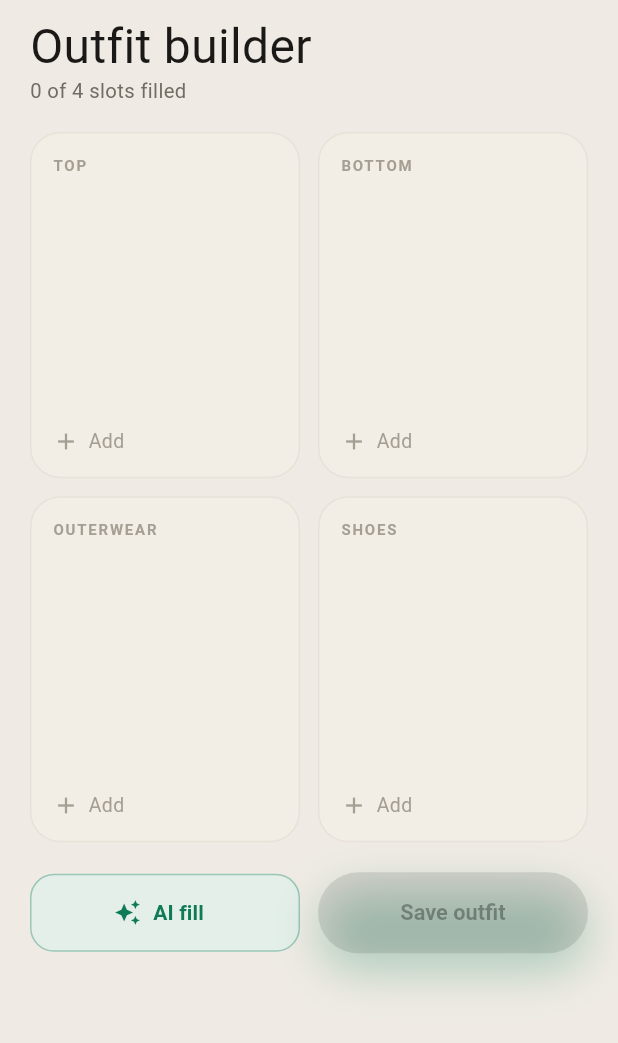
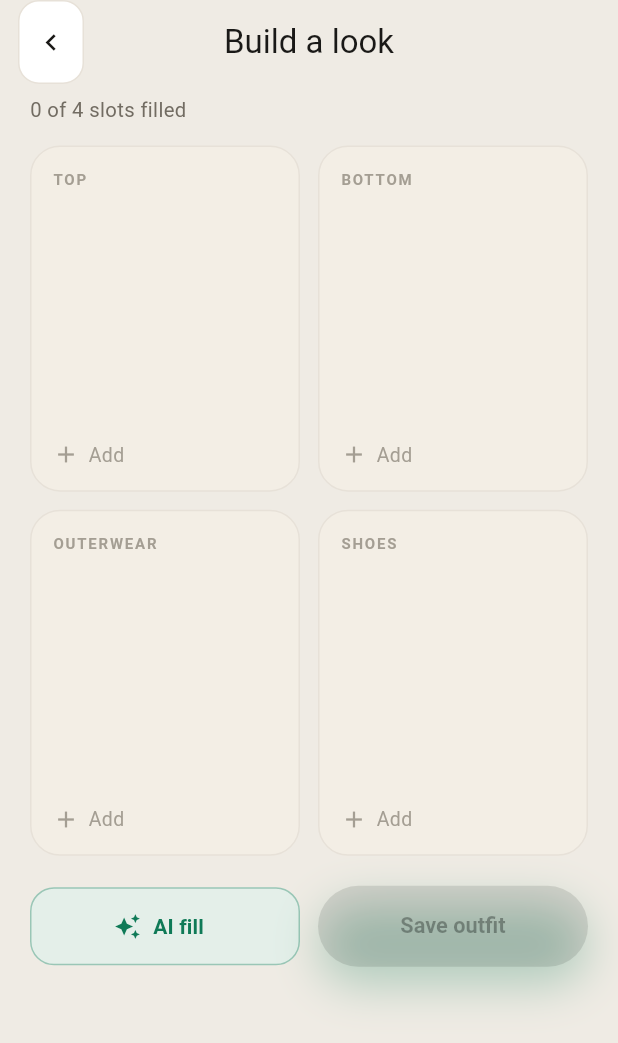
Before and after one commit to MohamedMahdy123/Vass, a Flutter app: the BuilderScreen screen opened directly, on a phone screen of 412 x 824 dp. Shown: the top 1043 px of the screen. Run offline on Flutter 3.47's test engine with Material 2 defaults, Android fonts, the phone set to English and light mode, and no system bars; our stand-ins replace image_picker, supabase_flutter; accounts and stored records are empty; Roboto replaces fonts that are missing (Geist, Instrument Serif).

Commit message:
Migrate Builder + Stylist off demo data onto the real wardrobe
Stylist: real conversational stylist grounded in the user's closet.
- StylistService: live calls a new `stylist` Edge Function (Claude Sonnet
  with the wardrobe as context); demo/fallback reasons locally with
  OutfitEngine so replies name real pieces instead of canned strings.
- StylistState replaces AppState's canned chat; stylist_screen uses it +
  WardrobeState. New supabase/functions/stylist deployed.

Builder: manual outfit composer on real data.
- Rewired onto WardrobeState (Item + ItemImage); slots pick from the real
  closet; Save persists to outfits/outfit_items via OutfitsRepository when
  live, confirms locally in demo. Re-routed via a "Build a look" entry on
  Home (it lost its nav slot to Try-On).

AppState now only backs the theme + demo detail/profile. 44 tests passing.

Co-Authored-By: Claude Opus 4.8 <noreply@anthropic.com>

```diff
--- a/lib/main.dart
+++ b/lib/main.dart
@@ -6,6 +6,7 @@ import 'screens/splash_screen.dart';
 import 'services/auth_service.dart';
 import 'state/app_state.dart';
 import 'state/recommendation_state.dart';
+import 'state/stylist_state.dart';
 import 'state/tryon_state.dart';
 import 'state/wardrobe_state.dart';
 import 'theme/app_theme.dart';
@@ -30,6 +31,7 @@ class VessApp extends StatelessWidget {
         ChangeNotifierProvider(create: (_) => WardrobeState()),
         ChangeNotifierProvider(create: (_) => RecommendationState()),
         ChangeNotifierProvider(create: (_) => TryOnState()),
+        ChangeNotifierProvider(create: (_) => StylistState()),
       ],
       child: Consumer<AppState>(
         builder: (context, state, _) {
--- a/lib/screens/builder_screen.dart
+++ b/lib/screens/builder_screen.dart
@@ -1,19 +1,56 @@
 import 'package:flutter/material.dart';
 import 'package:provider/provider.dart';
 
-import '../models/closet_item.dart';
-import '../state/app_state.dart';
+import '../data/models/item.dart';
+import '../data/models/outfit.dart';
+import '../data/outfits_repository.dart';
+import '../state/wardrobe_state.dart';
 import '../theme/app_theme.dart';
 import '../theme/tokens.dart';
 import '../widgets/common.dart';
+import '../widgets/item_image.dart';
 
-/// Outfit builder: four slots, filled from a bottom sheet or by "AI fill".
-class BuilderScreen extends StatelessWidget {
+/// Manually compose an outfit from your real wardrobe — four slots, filled from
+/// a bottom sheet or "AI fill", then saved to your looks. Backed by
+/// [WardrobeState]; saves to Postgres when live, otherwise confirms locally.
+class BuilderScreen extends StatefulWidget {
   const BuilderScreen({super.key});
 
-  void _openPicker(BuildContext context, String slot) {
-    final state = context.read<AppState>();
+  @override
+  State<BuilderScreen> createState() => _BuilderScreenState();
+}
+
+class _BuilderScreenState extends State<BuilderScreen> {
+  static const _slots = ['Top', 'Bottom', 'Outerwear', 'Shoes'];
+  static const _slotCategory = {
+    'Top': 'Tops',
+    'Bottom': 'Bottoms',
+    'Outerwear': 'Outerwear',
+    'Shoes': 'Footwear',
+  };
+
+  final _outfit = <String, Item>{};
+  bool _saving = false;
+
+  @override
+  void initState() {
+    super.initState();
+    WidgetsBinding.instance.addPostFrameCallback(
+        (_) => context.read<WardrobeState>().load());
+  }
+
+  List<Item> _optionsFor(String slot) {
+    final cat = _slotCategory[slot];
+    return context
+        .read<WardrobeState>()
+        .items
+        .where((i) => i.category == cat)
+        .toList();
+  }
+
+  void _openPicker(String slot) {
     final t = context.vess;
+    final options = _optionsFor(slot);
 
     showModalBottomSheet<void>(
       context: context,
@@ -22,9 +59,7 @@ class BuilderScreen extends StatelessWidget {
       shape: const RoundedRectangleBorder(
         borderRadius: BorderRadius.vertical(top: Radius.circular(28)),
       ),
-      builder: (sheetContext) {
-        final options = state.optionsFor(slot);
-        return SafeArea(
+      builder: (sheetContext) => SafeArea(
         child: Padding(
           padding: const EdgeInsets.fromLTRB(20, 18, 20, 20),
           child: Column(
@@ -33,18 +68,23 @@ class BuilderScreen extends StatelessWidget {
             children: [
               Center(
                 child: Container(
-                    width: 40,
-                    height: 4,
+                  width: 40, height: 4,
                   decoration: BoxDecoration(
-                      color: t.line,
-                      borderRadius: BorderRadius.circular(99),
-                    ),
+                    color: t.line, borderRadius: BorderRadius.circular(99)),
                 ),
               ),
               const SizedBox(height: 18),
-                Text('Choose a ${slot.toLowerCase()}',
-                    style: serif(context, 26)),
+              Text('Choose a ${slot.toLowerCase()}', style: serif(context, 26)),
               const SizedBox(height: 16),
+              if (options.isEmpty)
+                Padding(
+                  padding: const EdgeInsets.symmetric(vertical: 24),
+                  child: Text(
+                    'No ${slot.toLowerCase()} in your closet yet. Add some from the Closet tab.',
+                    style: TextStyle(fontFamily: kSans, fontSize: 14, color: t.ink3),
+                  ),
+                )
+              else
                 SizedBox(
                   height: 190,
                   child: ListView.separated(
@@ -55,7 +95,7 @@ class BuilderScreen extends StatelessWidget {
                       final item = options[i];
                       return GestureDetector(
                         onTap: () {
-                          state.pick(slot, item);
+                          setState(() => _outfit[slot] = item);
                           Navigator.of(sheetContext).pop();
                         },
                         child: SizedBox(
@@ -63,17 +103,14 @@ class BuilderScreen extends StatelessWidget {
                           child: Column(
                             crossAxisAlignment: CrossAxisAlignment.start,
                             children: [
-                              Expanded(child: Swatch(item: item, radius: 16)),
+                              Expanded(child: ItemImage(item: item, radius: 16)),
                               const SizedBox(height: 8),
                               Text(item.name,
                                   maxLines: 1,
                                   overflow: TextOverflow.ellipsis,
                                   style: TextStyle(
-                                    fontFamily: kSans,
-                                    fontSize: 12,
-                                    fontWeight: FontWeight.w600,
-                                    color: t.ink,
-                                  )),
+                                    fontFamily: kSans, fontSize: 12,
+                                    fontWeight: FontWeight.w600, color: t.ink)),
                             ],
                           ),
                         ),
@@ -84,52 +121,105 @@ class BuilderScreen extends StatelessWidget {
             ],
           ),
         ),
+      ),
     );
-      },
+  }
+
+  void _aiFill() {
+    setState(() {
+      for (final slot in _slots) {
+        if (_outfit.containsKey(slot)) continue;
+        final options = _optionsFor(slot);
+        if (options.isNotEmpty) _outfit[slot] = options.first;
+      }
+    });
+  }
+
+  Future<void> _save() async {
+    if (_outfit.isEmpty || _saving) return;
+    final t = context.vess;
+    final wardrobe = context.read<WardrobeState>();
+    final messenger = ScaffoldMessenger.of(context);
+
+    setState(() => _saving = true);
+    try {
+      if (wardrobe.isLive) {
+        final items = _outfit.values.toList();
+        final slotFor = {
+          for (final e in _outfit.entries) e.value.id: e.key,
+        };
+        await OutfitsRepository().save(
+          OutfitSuggestion(
+            title: 'My outfit',
+            itemIds: items.map((i) => i.id).toList(),
+            reason: 'Built by you.',
+            status: OutfitStatus.accepted,
+          ),
+          slotFor: slotFor,
         );
+      }
+      messenger
+        ..hideCurrentSnackBar()
+        ..showSnackBar(SnackBar(
+          backgroundColor: t.ink,
+          content: Text('Outfit saved',
+              style: TextStyle(fontFamily: kSans, color: t.bg)),
+        ));
+    } catch (_) {
+      messenger
+        ..hideCurrentSnackBar()
+        ..showSnackBar(SnackBar(
+          backgroundColor: t.ink,
+          content: Text("Couldn't save — try again",
+              style: TextStyle(fontFamily: kSans, color: t.bg)),
+        ));
+    } finally {
+      if (mounted) setState(() => _saving = false);
+    }
   }
 
   @override
   Widget build(BuildContext context) {
     final t = context.vess;
-    final state = context.watch<AppState>();
+    context.watch<WardrobeState>(); // rebuild as the closet loads
 
-    return SafeArea(
-      bottom: false,
+    return Scaffold(
+      backgroundColor: t.bg,
+      appBar: AppBar(
+        backgroundColor: t.bg,
+        elevation: 0,
+        leading: const Padding(
+          padding: EdgeInsets.only(left: 12),
+          child: VessBackButton(),
+        ),
+        title: Text('Build a look', style: serif(context, 22)),
+        centerTitle: true,
+      ),
+      body: SafeArea(
+        top: false,
         child: ListView(
-        padding: const EdgeInsets.fromLTRB(20, 14, 20, 108),
+          padding: const EdgeInsets.fromLTRB(20, 8, 20, 28),
           children: [
             Row(
               crossAxisAlignment: CrossAxisAlignment.end,
               children: [
                 Expanded(
-                child: Column(
-                  crossAxisAlignment: CrossAxisAlignment.start,
-                  children: [
-                    Text('Outfit builder', style: serif(context, 32)),
-                    const SizedBox(height: 4),
-                    Text(
-                      '${state.outfitCount} of ${AppState.slots.length} slots filled',
+                  child: Text(
+                    '${_outfit.length} of ${_slots.length} slots filled',
+                    style: TextStyle(fontFamily: kSans, fontSize: 13.5, color: t.ink2),
+                  ),
+                ),
+                if (_outfit.isNotEmpty)
+                  TextButton(
+                    onPressed: () => setState(_outfit.clear),
+                    child: Text('Clear',
                         style: TextStyle(
-                          fontFamily: kSans, fontSize: 13.5, color: t.ink2),
+                          fontFamily: kSans, fontSize: 13.5,
+                          fontWeight: FontWeight.w600, color: t.ink3)),
                   ),
               ],
             ),
-              ),
-              if (state.outfitCount > 0)
-                TextButton(
-                  onPressed: state.clearOutfit,
-                  child: Text('Clear',
-                      style: TextStyle(
-                        fontFamily: kSans,
-                        fontSize: 13.5,
-                        fontWeight: FontWeight.w600,
-                        color: t.ink3,
-                      )),
-                ),
-            ],
-          ),
-          const SizedBox(height: 18),
+            const SizedBox(height: 14),
             GridView.count(
               crossAxisCount: 2,
               shrinkWrap: true,
@@ -138,11 +228,11 @@ class BuilderScreen extends StatelessWidget {
               mainAxisSpacing: 12,
               childAspectRatio: 0.78,
               children: [
-              for (final slot in AppState.slots)
+                for (final slot in _slots)
                   _Slot(
                     slot: slot,
-                  item: state.outfit[slot],
-                  onTap: () => _openPicker(context, slot),
+                    item: _outfit[slot],
+                    onTap: () => _openPicker(slot),
                   ),
               ],
             ),
@@ -151,47 +241,33 @@ class BuilderScreen extends StatelessWidget {
               children: [
                 Expanded(
                   child: OutlinedButton.icon(
-                  onPressed: state.aiFill,
+                    onPressed: _aiFill,
                     icon: Icon(Icons.auto_awesome, size: 18, color: t.accent),
                     label: Text('AI fill',
                         style: TextStyle(
-                        fontFamily: kSans,
-                        fontSize: 14,
-                        fontWeight: FontWeight.w600,
-                        color: t.accent,
-                      )),
+                          fontFamily: kSans, fontSize: 14,
+                          fontWeight: FontWeight.w600, color: t.accent)),
                     style: OutlinedButton.styleFrom(
                       minimumSize: const Size.fromHeight(52),
                       backgroundColor: t.accentSoft,
                       side: BorderSide(color: t.accent.withOpacity(0.35)),
                       shape: RoundedRectangleBorder(
-                      borderRadius: BorderRadius.circular(16),
-                    ),
+                        borderRadius: BorderRadius.circular(16)),
                     ),
                   ),
                 ),
                 const SizedBox(width: 12),
                 Expanded(
                   child: AccentButton(
-                  label: 'Save outfit',
+                    label: _saving ? 'Saving…' : 'Save outfit',
                     expand: true,
-                  onTap: state.outfitCount == 0
-                      ? null
-                      : () {
-                          ScaffoldMessenger.of(context)
-                            ..hideCurrentSnackBar()
-                            ..showSnackBar(SnackBar(
-                              backgroundColor: t.ink,
-                              content: Text('Outfit saved',
-                                  style: TextStyle(
-                                      fontFamily: kSans, color: t.bg)),
-                            ));
-                        },
+                    onTap: _outfit.isEmpty || _saving ? null : _save,
                   ),
                 ),
               ],
             ),
           ],
+        ),
       ),
     );
   }
@@ -201,7 +277,7 @@ class _Slot extends StatelessWidget {
   const _Slot({required this.slot, required this.item, required this.onTap});
 
   final String slot;
-  final ClosetItem? item;
+  final Item? item;
   final VoidCallback onTap;
 
   @override
@@ -215,38 +291,41 @@ class _Slot extends StatelessWidget {
         clipBehavior: Clip.antiAlias,
         decoration: BoxDecoration(
           color: filled ? null : t.sand2,
-          gradient: filled ? VessTokens.itemGradient(item!.a, item!.b) : null,
           borderRadius: BorderRadius.circular(20),
           border: Border.all(
-            color: filled ? Colors.transparent : t.line,
-            // Empty slots read as a dashed-looking outline placeholder.
-            width: 1,
+            color: filled ? Colors.transparent : t.line, width: 1),
         ),
+        child: Stack(
+          fit: StackFit.expand,
+          children: [
+            if (filled) ItemImage(item: item!, radius: 20),
+            Container(
+              padding: const EdgeInsets.all(14),
+              decoration: filled
+                  ? BoxDecoration(
+                      gradient: LinearGradient(
+                        begin: Alignment.topCenter,
+                        end: Alignment.bottomCenter,
+                        colors: [Colors.transparent, Colors.black.withOpacity(0.45)],
                       ),
-        padding: const EdgeInsets.all(14),
+                    )
+                  : null,
               child: Column(
                 crossAxisAlignment: CrossAxisAlignment.start,
                 children: [
                   Text(slot.toUpperCase(),
                       style: eyebrow(
-                  filled
-                      ? (item!.isLight ? const Color(0xFF5A5348) : Colors.white70)
-                      : t.ink3,
-                  size: 10,
+                        filled ? Colors.white70 : t.ink3, size: 10,
                       ).copyWith(letterSpacing: 1.2)),
                   const Spacer(),
                   if (filled)
                     Text(item!.name,
                         maxLines: 2,
-                  style: TextStyle(
-                    fontFamily: kSans,
-                    fontSize: 13,
-                    fontWeight: FontWeight.w600,
-                    height: 1.25,
-                    color: item!.isLight
-                        ? const Color(0xFF2A2724)
-                        : Colors.white,
-                  ))
+                        overflow: TextOverflow.ellipsis,
+                        style: const TextStyle(
+                          fontFamily: kSans, fontSize: 13,
+                          fontWeight: FontWeight.w600, height: 1.25,
+                          color: Colors.white))
                   else
                     Row(
                       children: [
@@ -260,6 +339,9 @@ class _Slot extends StatelessWidget {
                 ],
               ),
             ),
+          ],
+        ),
+      ),
     );
   }
 }
--- /dev/null
+++ b/lib/state/stylist_state.dart
@@ -0,0 +1,58 @@
+import 'package:flutter/foundation.dart';
+
+import '../data/models/item.dart';
+import '../services/stylist_service.dart';
+
+export '../services/stylist_service.dart' show ChatMessage;
+
+/// The stylist conversation, grounded in the user's real wardrobe. Replaces the
+/// prototype's canned chat in [AppState].
+class StylistState extends ChangeNotifier {
+  final _service = StylistService();
+
+  final List<ChatMessage> _messages = [
+    const ChatMessage(
+      "Hi — I'm your stylist. Tell me the occasion or the weather and I'll put "
+      "a look together from your own closet.",
+      isAI: true,
+    ),
+  ];
+
+  bool _typing = false;
+  int _seq = 0;
+
+  List<ChatMessage> get messages => List.unmodifiable(_messages);
+  bool get typing => _typing;
+
+  /// Show the starter prompts until the user has actually asked something.
+  bool get showPrompts => _messages.where((m) => !m.isAI).isEmpty;
+
+  bool get isLive => _service.isLive;
+
+  Future<void> send(String text, List<Item> wardrobe) async {
+    final trimmed = text.trim();
+    if (trimmed.isEmpty || _typing) return;
+
+    _messages.add(ChatMessage(trimmed, isAI: false));
+    _typing = true;
+    notifyListeners();
+
+    try {
+      final reply = await _service.ask(
+        trimmed,
+        wardrobe,
+        history: _messages,
+        seed: _seq++,
+      );
+      _messages.add(ChatMessage(reply, isAI: true));
+    } catch (_) {
+      _messages.add(const ChatMessage(
+        "Sorry — I couldn't think straight just now. Try me again?",
+        isAI: true,
+      ));
+    } finally {
+      _typing = false;
+      notifyListeners();
+    }
+  }
+}
```
Also changed, not shown: lib/screens/home_screen.dart (+22 -0 lines), lib/screens/stylist_screen.dart (+22 -6 lines), lib/services/stylist_service.dart (added, +135 -0 lines), supabase/.temp/linked-project.json (added), 5 other files. Lines whose indentation alone changed are shown as unchanged.
